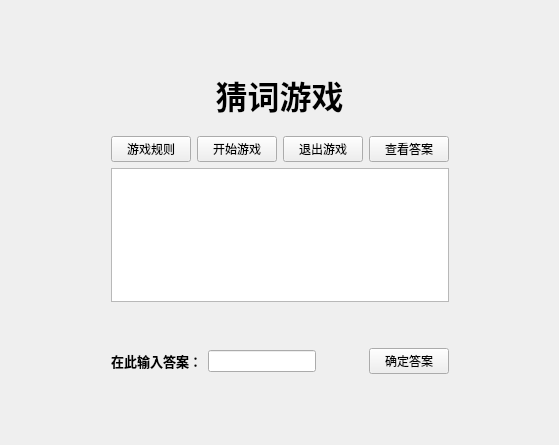
Qt form WordLite/guess_word_widget.ui (Staaaaaaaaar/WordHub) before a commit.
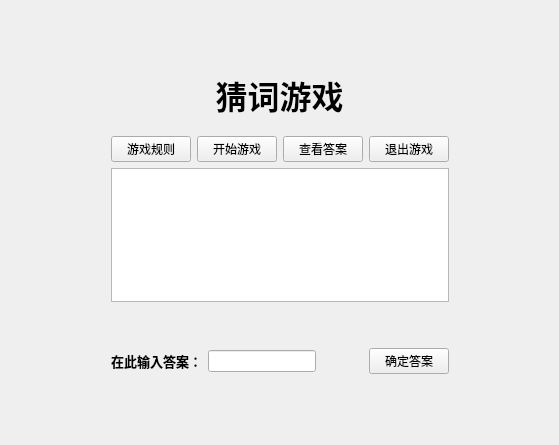
The same form after that commit.

Commit message: 修正猜词游戏

What changed in the file:
```diff
--- a/WordLite/guess_word_widget.ui
+++ b/WordLite/guess_word_widget.ui
@@ -89,16 +89,16 @@
             </widget>
            </item>
            <item>
-            <widget class="QPushButton" name="exitButton">
+            <widget class="QPushButton" name="answerButton">
              <property name="text">
-              <string>退出游戏</string>
+              <string>查看答案</string>
              </property>
             </widget>
            </item>
            <item>
-            <widget class="QPushButton" name="answerButton">
+            <widget class="QPushButton" name="exitButton">
              <property name="text">
-              <string>查看答案</string>
+              <string>退出游戏</string>
              </property>
             </widget>
            </item>
```
The commit also changes 3 other files.
